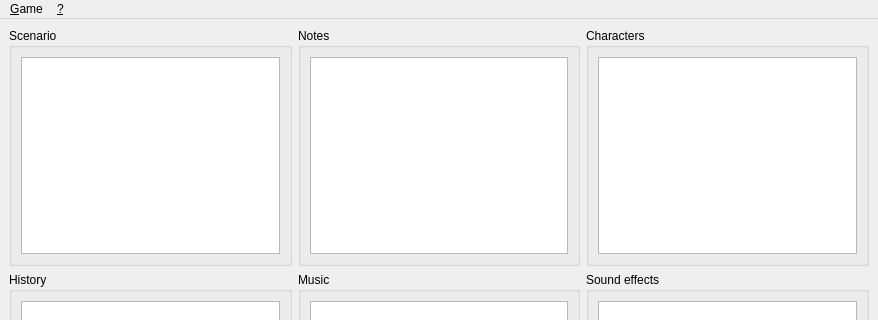
Before: the Qt Designer form sources/windows/MainWindow.ui in ViviCoder/GM-Assistant, drawn with Qt 5; both pictures show x 0 to 878 and y 0 to 320 of the 878 by 564 pixel window.
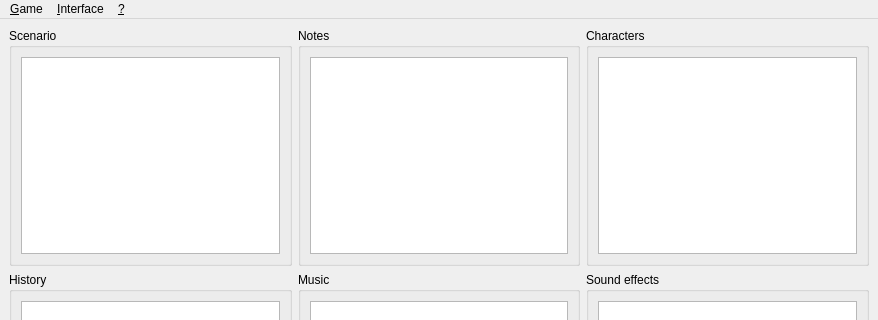
After: the same form once the commit is applied. Icons and pictures are not drawn. Custom widgets are drawn as their Qt base class.

Commit message: Adding the interface menu permitting to change the interface layout

Diff of the .ui file:
```diff
--- a/sources/windows/MainWindow.ui
+++ b/sources/windows/MainWindow.ui
@@ -276,7 +276,18 @@
     </property>
     <addaction name="actionAbout"/>
    </widget>
+   <widget class="QMenu" name="menuInterface">
+    <property name="title">
+     <string>&amp;Interface</string>
+    </property>
+    <addaction name="actionFull"/>
+    <addaction name="actionMusic_Tree"/>
+    <addaction name="actionMusic"/>
+    <addaction name="actionConception"/>
+    <addaction name="actionNoMusic"/>
+   </widget>
    <addaction name="menuGame"/>
+   <addaction name="menuInterface"/>
    <addaction name="menu"/>
   </widget>
   <widget class="QStatusBar" name="statusBar"/>
```
Left out of the diff: 60 changed lines with no effect on the pictures. The commit also changes 3 other files.
